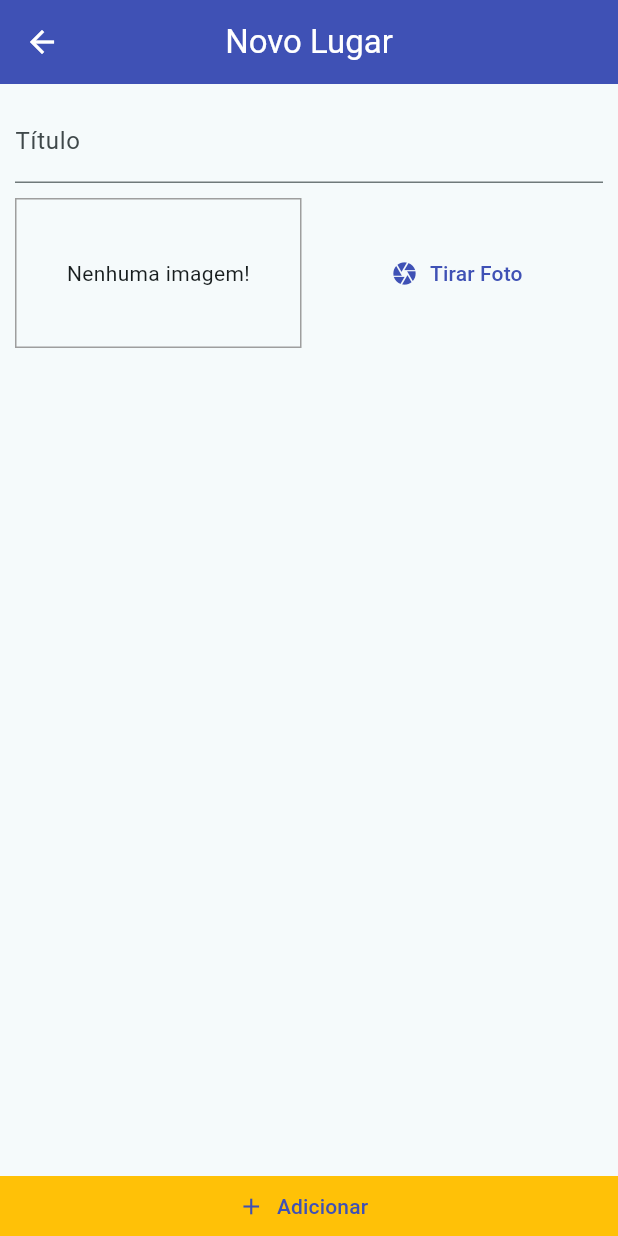
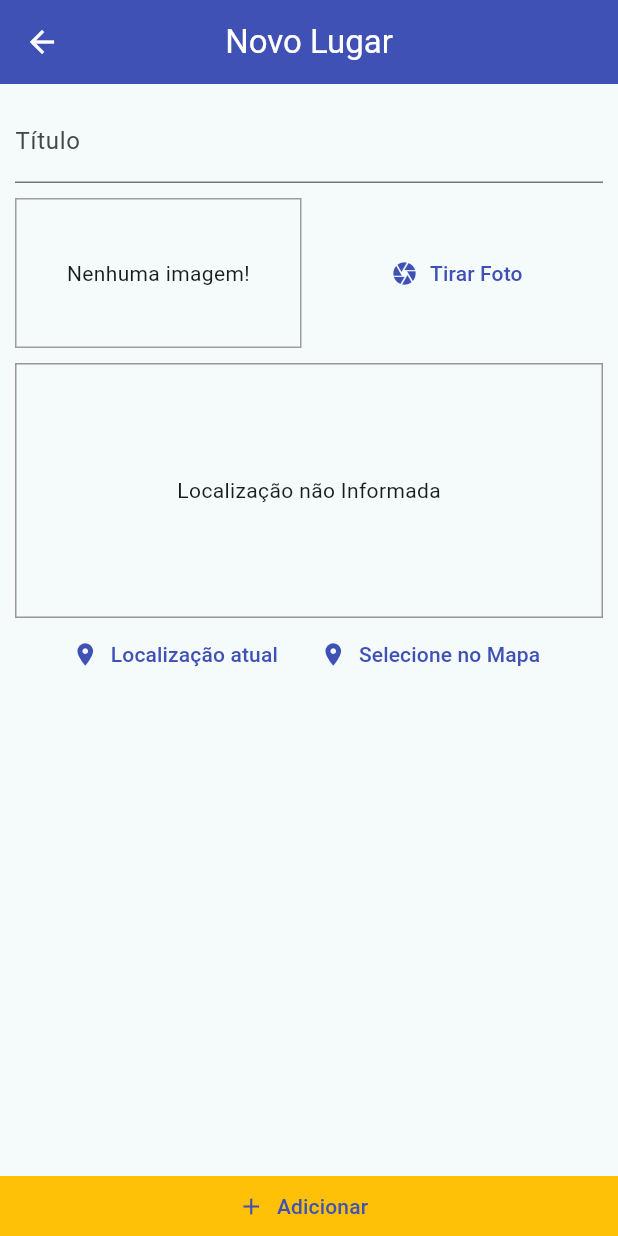
Before and after one commit to leopoldokiala/Great-Places, a Flutter app: the PlacesFormScreen screen opened by its route, on a phone screen of 412 x 824 dp. Run offline on Flutter 3.47's test engine with Material 3 defaults, Android fonts, the phone set to English and light mode, and no system bars; our stand-ins replace image_picker, sqflite; accounts and stored records are empty.

Commit message:
feat: Componete LocalitionInput

```diff
--- a/lib/screens/places_form_screen.dart
+++ b/lib/screens/places_form_screen.dart
@@ -3,6 +3,8 @@ import 'dart:io';
 import 'package:flutter/material.dart';
 import 'package:great_places/providers/great_places.dart';
 import 'package:provider/provider.dart';
+
+import '../widgets/location_input.dart';
 
 import '../widgets/image_input.dart';
 
@@ -51,6 +53,8 @@ class _PlacesFormScreenState extends State<PlacesFormScreen> {
                     ),
                     SizedBox(height: 10),
                     ImageInput((savedImage) => _selectedImage(savedImage)),
+                    SizedBox(height: 10),
+                    LocationInput(),
                   ],
                 ),
               ),
--- /dev/null
+++ b/lib/widgets/location_input.dart
@@ -0,0 +1,56 @@
+import 'package:flutter/material.dart';
+import 'package:flutter/widgets.dart';
+
+class LocationInput extends StatefulWidget {
+  const new({super.key});
+
+  @override
+  State<LocationInput> createState() => _LocationInputState();
+}
+
+class _LocationInputState extends State<LocationInput> {
+  String? _previewImageUrl;
+  @override
+  Widget build(BuildContext context) {
+    return Column(
+      children: [
+        Container(
+          height: 170,
+          alignment: Alignment.center,
+          decoration: BoxDecoration(
+            border: Border.all(width: 1, color: Color(0xff9b9595)),
+          ),
+          child: _previewImageUrl == null
+              ? Text('Localização não Informada')
+              : Image.network(
+                  _previewImageUrl!,
+                  width: double.infinity,
+                  fit: BoxFit.cover,
+                ),
+        ),
+
+        Row(
+          mainAxisAlignment: .center,
+          children: [
+            TextButton.icon(
+              onPressed: () {},
+              icon: Icon(Icons.location_on),
+              label: Text(
+                'Localização atual',
+                style: TextStyle(color: Theme.of(context).colorScheme.primary),
+              ),
+            ),
+            TextButton.icon(
+              onPressed: () {},
+              icon: Icon(Icons.location_on),
+              label: Text(
+                'Selecione no Mapa',
+                style: TextStyle(color: Theme.of(context).colorScheme.primary),
+              ),
+            ),
+          ],
+        ),
+      ],
+    );
+  }
+}
--- a/pubspec.yaml
+++ b/pubspec.yaml
@@ -39,6 +39,7 @@ dependencies:
   path_provider: ^2.1.6
   path: ^1.9.1
   sqflite: ^2.4.6
+  location: ^10.2.0
 
 dev_dependencies:
   flutter_test:
```
Also changed, not shown: pubspec.lock, 6 other files.
